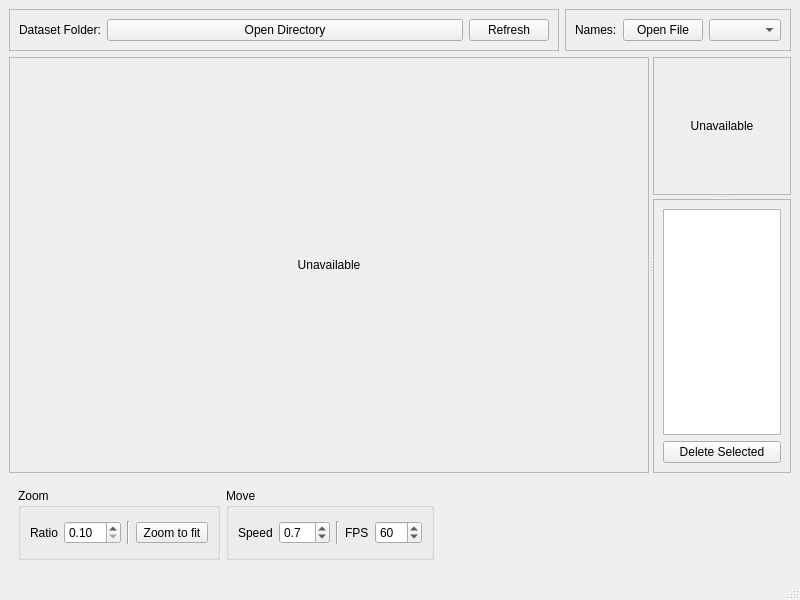
jamesljlster/ican_mark, file util/ican_mark/icanmark.ui: the form before one commit.
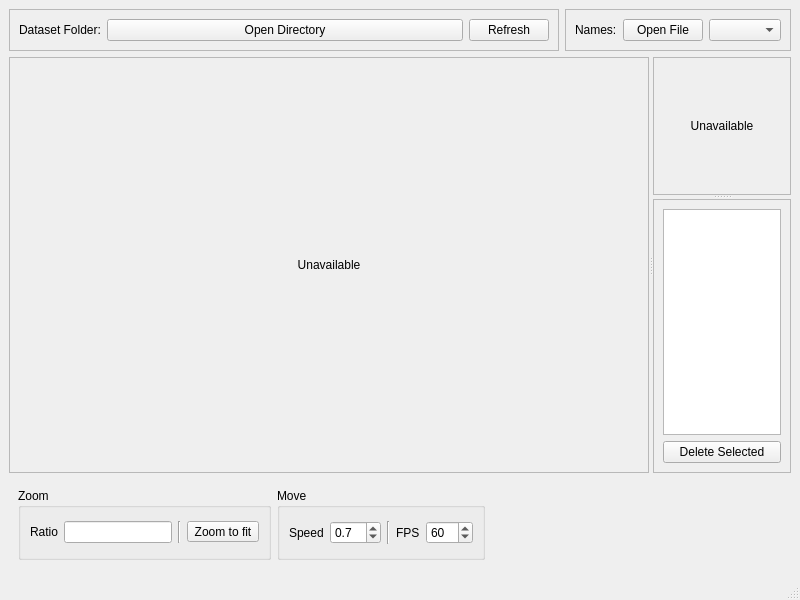
The form after the commit. Custom widgets are drawn as their Qt base class.

Commit message: Use text input with double validator for scale setting

Diff of the .ui file:
```diff
--- a/util/ican_mark/icanmark.ui
+++ b/util/ican_mark/icanmark.ui
@@ -430,12 +430,15 @@
               </widget>
              </item>
              <item>
-              <widget class="QDoubleSpinBox" name="scaleRatio">
-               <property name="minimum">
-                <double>0.100000000000000</double>
+              <widget class="QLineEdit" name="scaleRatio">
+               <property name="sizePolicy">
+                <sizepolicy hsizetype="Minimum" vsizetype="Fixed">
+                 <horstretch>0</horstretch>
+                 <verstretch>0</verstretch>
+                </sizepolicy>
                </property>
-               <property name="maximum">
-                <double>10.000000000000000</double>
+               <property name="placeholderText">
+                <string/>
                </property>
               </widget>
              </item>
```
The commit also changes 2 other files.
